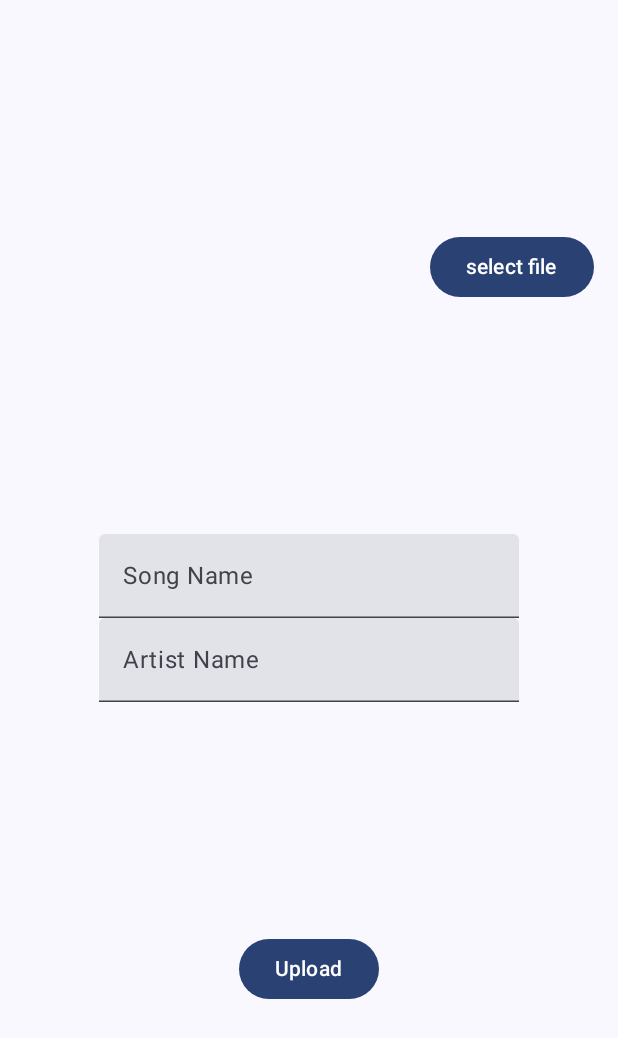
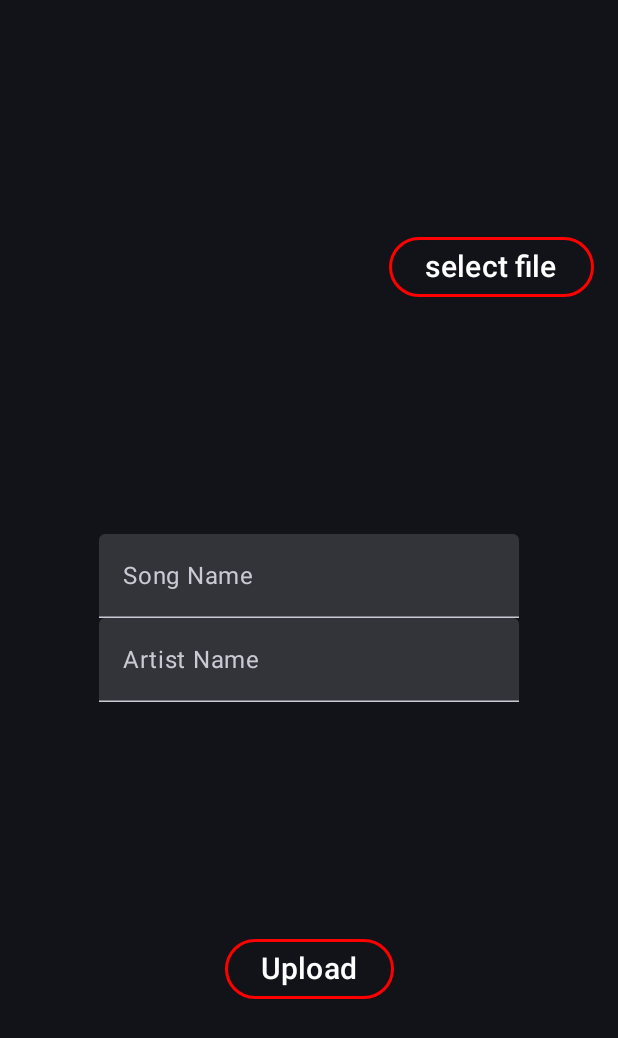
Before and after one commit to andrea749/piano-companion, an Android app built with Jetpack Compose: the screen it shows after launch (MainActivity), after a tap on "upload midi", on a phone screen of 412 x 824 dp. Shown: the top 1038 px of the screen. Run offline under Robolectric (Android 15) with nearby library versions, the light colour scheme and no system bars; our stand-ins replace Dagger/Hilt's generated code, Room's generated code.

Commit message:
add theme colors for consistency

```diff
--- a/app/src/main/java/com/andrea/pianocompanionroom/ui/theme/Theme.kt
+++ b/app/src/main/java/com/andrea/pianocompanionroom/ui/theme/Theme.kt
@@ -2,14 +2,26 @@ package com.andrea.pianocompanionroom.ui.theme
 
 import android.app.Activity
 import android.os.Build
+import androidx.compose.foundation.BorderStroke
 import androidx.compose.foundation.isSystemInDarkTheme
+import androidx.compose.material3.ButtonColors
 import androidx.compose.material3.MaterialTheme
 import androidx.compose.material3.darkColorScheme
 import androidx.compose.material3.dynamicDarkColorScheme
 import androidx.compose.material3.dynamicLightColorScheme
 import androidx.compose.material3.lightColorScheme
 import androidx.compose.runtime.Composable
+import androidx.compose.ui.graphics.Color
 import androidx.compose.ui.platform.LocalContext
+import androidx.compose.ui.unit.dp
+
+object ThemeColors {
+    val ControlButtonColor = Color.White
+    val HeaderTextColor = Color.Blue
+    val ButtonTextColor = Color.White
+    val NavigationButtonColors = ButtonColors(Color.Transparent, Color.Transparent, Color.Transparent, Color.Transparent)
+    val NavigationButtonBorderStroke = BorderStroke(2.dp, Color.Red)
+}
 
 private val DarkColorScheme = darkColorScheme(
     primary = Purple80,
@@ -35,7 +47,8 @@ private val LightColorScheme = lightColorScheme(
 
 @Composable
 fun PianoCompanionRoomTheme(
-    darkTheme: Boolean = isSystemInDarkTheme(),
+//    darkTheme: Boolean = isSystemInDarkTheme(),
+    darkTheme: Boolean = true,
     // Dynamic color is available on Android 12+
     dynamicColor: Boolean = true,
     content: @Composable () -> Unit
--- a/app/src/main/java/com/andrea/pianocompanionroom/view/MidiRoomScreen.kt
+++ b/app/src/main/java/com/andrea/pianocompanionroom/view/MidiRoomScreen.kt
@@ -33,6 +33,7 @@ import androidx.hilt.navigation.compose.hiltViewModel
 import com.andrea.pianocompanionroom.R
 import com.andrea.pianocompanionroom.data.Song
 import com.andrea.pianocompanionroom.ui.navigation.NavigationDestination
+import com.andrea.pianocompanionroom.ui.theme.ThemeColors
 import com.andrea.pianocompanionroom.viewmodel.MidiRoomViewModel
 
 object MidiRoomDestination : NavigationDestination {
@@ -50,7 +51,9 @@ fun MidiRoomScreen(
     ) {
     Scaffold(modifier = modifier) {
         Column(
-            modifier = Modifier.padding(it),
+            modifier = Modifier
+                .padding(it)
+                .padding(bottom = 20.dp),
         ) {
             Row(
                 horizontalArrangement = Arrangement.End,
@@ -62,8 +65,14 @@ fun MidiRoomScreen(
                     shape = RoundedCornerShape(corner = CornerSize(5.dp)),
                     modifier = Modifier.wrapContentSize(),
                     onClick = navigateToUploadScreen,
+                    colors = ThemeColors.NavigationButtonColors,
+                    border = ThemeColors.NavigationButtonBorderStroke,
                 ) {
-                    Text(text = "upload midi")
+                    Text(
+                        text = "upload midi",
+                        color = ThemeColors.ButtonTextColor,
+                        fontSize = 20.sp,
+                        )
                 }
             }
             AllSongs(viewModel.uiState.collectAsState().value.songs, navigateToViewScreen)
--- a/app/src/main/java/com/andrea/pianocompanionroom/view/MidiUploadScreen.kt
+++ b/app/src/main/java/com/andrea/pianocompanionroom/view/MidiUploadScreen.kt
@@ -16,9 +16,11 @@ import androidx.compose.runtime.Composable
 import androidx.compose.ui.Alignment
 import androidx.compose.ui.Modifier
 import androidx.compose.ui.unit.dp
+import androidx.compose.ui.unit.sp
 import androidx.hilt.navigation.compose.hiltViewModel
 import com.andrea.pianocompanionroom.R
 import com.andrea.pianocompanionroom.ui.navigation.NavigationDestination
+import com.andrea.pianocompanionroom.ui.theme.ThemeColors
 import com.andrea.pianocompanionroom.viewmodel.MidiUploadViewModel
 
 object MidiUploadDestination : NavigationDestination {
@@ -51,8 +53,15 @@ fun MidiUploadScreen(
                 modifier = Modifier.fillMaxWidth(),
                 horizontalArrangement = Arrangement.End,
                 ) {
-                Button(onClick = { launcher.launch(arrayOf("audio/midi")) }) {
-                    Text(text = "select file")
+                Button(
+                    onClick = { launcher.launch(arrayOf("audio/midi")) },
+                    colors = ThemeColors.NavigationButtonColors,
+                    border = ThemeColors.NavigationButtonBorderStroke,
+                ) {
+                    Text(
+                        text = "select file",
+                        color = ThemeColors.ButtonTextColor,
+                        fontSize = 20.sp,)
                 }
             }
             Column {
@@ -70,8 +79,15 @@ fun MidiUploadScreen(
             Button(onClick = {
                 viewModel.saveSong()
                 navigateToMidiRoom()
-            }) {
-                Text(text = "Upload")
+            },
+                colors = ThemeColors.NavigationButtonColors,
+                border = ThemeColors.NavigationButtonBorderStroke,
+                ) {
+                Text(
+                    text = "Upload",
+                    color = ThemeColors.ButtonTextColor,
+                    fontSize = 20.sp,
+                    )
             }
         }
     }
--- a/app/src/main/java/com/andrea/pianocompanionroom/view/ViewMidiScreen.kt
+++ b/app/src/main/java/com/andrea/pianocompanionroom/view/ViewMidiScreen.kt
@@ -10,6 +10,7 @@ import androidx.compose.foundation.layout.fillMaxWidth
 import androidx.compose.foundation.layout.padding
 import androidx.compose.material3.Button
 import androidx.compose.material3.ButtonColors
+import androidx.compose.material3.ButtonDefaults
 import androidx.compose.material3.Icon
 import androidx.compose.material3.MaterialTheme
 import androidx.compose.material3.Scaffold
@@ -28,6 +29,12 @@ import androidx.compose.ui.unit.sp
 import androidx.hilt.navigation.compose.hiltViewModel
 import com.andrea.pianocompanionroom.R
 import com.andrea.pianocompanionroom.ui.navigation.NavigationDestination
+import com.andrea.pianocompanionroom.ui.theme.ThemeColors
+import com.andrea.pianocompanionroom.ui.theme.ThemeColors.ButtonTextColor
+import com.andrea.pianocompanionroom.ui.theme.ThemeColors.ControlButtonColor
+import com.andrea.pianocompanionroom.ui.theme.ThemeColors.HeaderTextColor
+import com.andrea.pianocompanionroom.ui.theme.ThemeColors.NavigationButtonBorderStroke
+import com.andrea.pianocompanionroom.ui.theme.ThemeColors.NavigationButtonColors
 import com.andrea.pianocompanionroom.viewmodel.ViewMidiViewModel
 
 // TODO add rewind placeholders and handle screen rotations (maybe make required).
@@ -59,7 +66,7 @@ fun ViewMidiScreen(
         ) {
             Text(
                 text = uiState.value.selectedSong?.name ?: "No Title",
-                color = Color.Blue,
+                color = HeaderTextColor,
                 style = MaterialTheme.typography.headlineLarge,
                 fontSize = MaterialTheme.typography.headlineLarge.fontSize * 1.5F,
             )
@@ -68,12 +75,12 @@ fun ViewMidiScreen(
                 onClick = navigateToMidiRoom,
                 modifier = Modifier
                     .fillMaxWidth(0.5F),
-                colors = ButtonColors(Color.Transparent, Color.Transparent, Color.Transparent, Color.Transparent),
-                border = BorderStroke(2.dp, Color.Red),
+                colors = NavigationButtonColors,
+                border = NavigationButtonBorderStroke,
             ) {
                 Text(
                     text = "Finished",
-                    color = Color.White,
+                    color = ButtonTextColor,
                     fontSize = 20.sp,
                     )
             }
@@ -95,7 +102,7 @@ fun StreamControls(modifier: Modifier = Modifier) {
             painter = painterResource(id = R.drawable.baseline_play_circle_24),
             contentDescription = "Play",
             contentScale = ContentScale.FillWidth,
-            colorFilter = ColorFilter.tint(Color.White)
+            colorFilter = ColorFilter.tint(ControlButtonColor)
         )
         Image(
             modifier = Modifier
@@ -104,7 +111,7 @@ fun StreamControls(modifier: Modifier = Modifier) {
             painter = painterResource(id = R.drawable.pause_24dp),
             contentDescription = "Pause",
             contentScale = ContentScale.FillWidth,
-            colorFilter = ColorFilter.tint(Color.White)
+            colorFilter = ColorFilter.tint(ControlButtonColor)
         )
     }
 }
```
